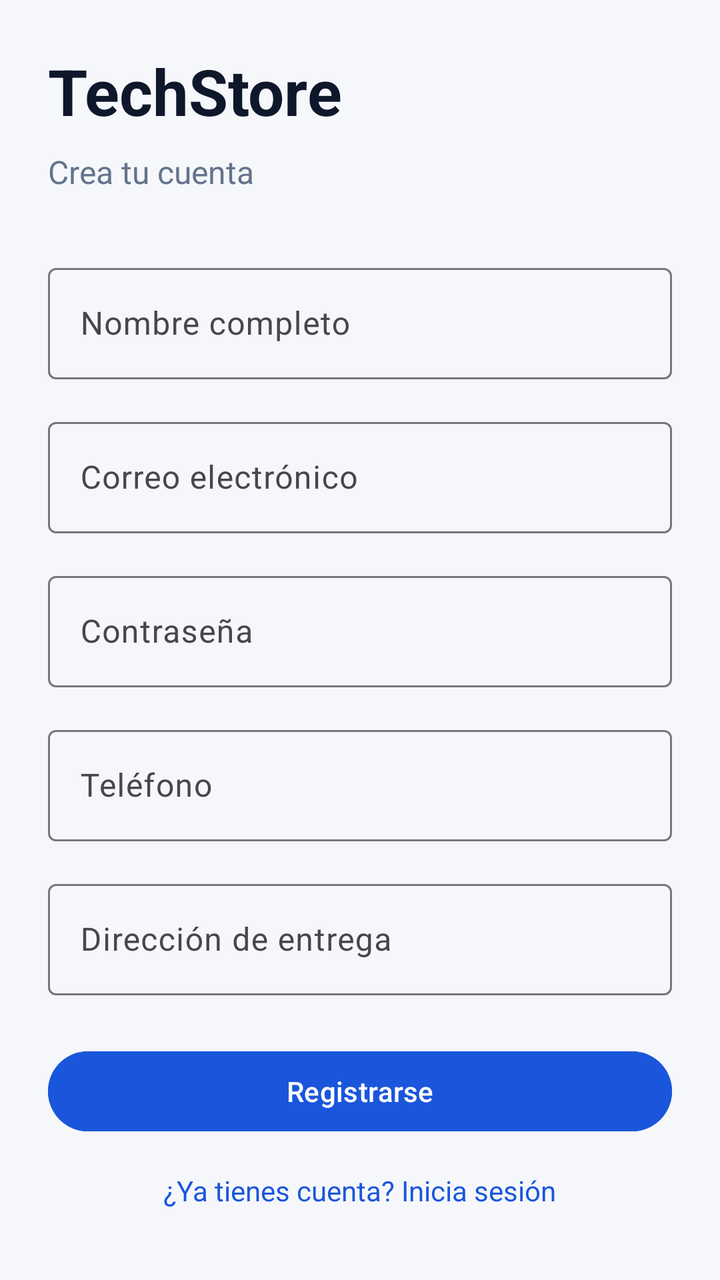
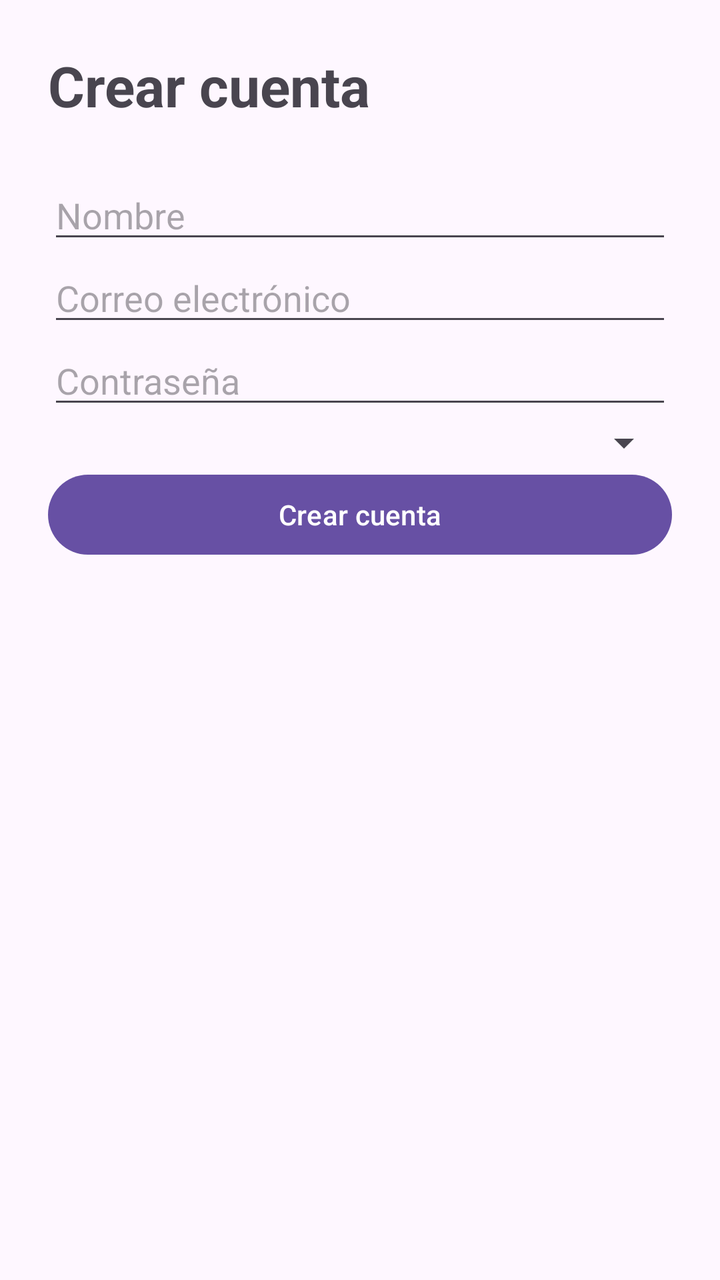

An Android layout rendered at two revisions. The XML below is the earlier revision; the diff shows what the commit changed to produce the second picture.
<!-- AndroidManifest.xml: application theme Theme.TechStore -->
<!-- res/layout/activity_register.xml -->
<?xml version="1.0" encoding="utf-8"?>
<ScrollView xmlns:android="http://schemas.android.com/apk/res/android"
    android:layout_width="match_parent"
    android:layout_height="match_parent"
    android:background="@color/bg"
    android:fillViewport="true"
    android:scrollbars="vertical">

    <LinearLayout
        android:layout_width="match_parent"
        android:layout_height="wrap_content"
        android:orientation="vertical"
        android:padding="24dp">

        <TextView
            android:layout_width="wrap_content"
            android:layout_height="wrap_content"
            android:layout_marginBottom="8dp"
            android:text="@string/app_name"
            android:textColor="@color/text_primary"
            android:textSize="32sp"
            android:textStyle="bold" />

        <TextView
            android:layout_width="wrap_content"
            android:layout_height="wrap_content"
            android:layout_marginBottom="32dp"
            android:text="@string/register_subtitle"
            android:textColor="@color/text_secondary"
            android:textSize="16sp" />

        <com.google.android.material.textfield.TextInputLayout
            android:layout_width="match_parent"
            android:layout_height="wrap_content"
            android:layout_marginBottom="16dp"
            android:hint="@string/full_name">
            <com.google.android.material.textfield.TextInputEditText
                android:id="@+id/editTextFullName"
                android:layout_width="match_parent"
                android:layout_height="wrap_content"
                android:inputType="textPersonName" />
        </com.google.android.material.textfield.TextInputLayout>

        <com.google.android.material.textfield.TextInputLayout
            android:layout_width="match_parent"
            android:layout_height="wrap_content"
            android:layout_marginBottom="16dp"
            android:hint="@string/email">
            <com.google.android.material.textfield.TextInputEditText
                android:id="@+id/editTextEmail"
                android:layout_width="match_parent"
                android:layout_height="wrap_content"
                android:inputType="textEmailAddress" />
        </com.google.android.material.textfield.TextInputLayout>

        <com.google.android.material.textfield.TextInputLayout
            android:layout_width="match_parent"
            android:layout_height="wrap_content"
            android:layout_marginBottom="16dp"
            android:hint="@string/password">
            <com.google.android.material.textfield.TextInputEditText
                android:id="@+id/editTextPassword"
                android:layout_width="match_parent"
                android:layout_height="wrap_content"
                android:inputType="textPassword" />
        </com.google.android.material.textfield.TextInputLayout>

        <com.google.android.material.textfield.TextInputLayout
            android:layout_width="match_parent"
            android:layout_height="wrap_content"
            android:layout_marginBottom="16dp"
            android:hint="@string/phone">
            <com.google.android.material.textfield.TextInputEditText
                android:id="@+id/editTextPhone"
                android:layout_width="match_parent"
                android:layout_height="wrap_content"
                android:inputType="phone" />
        </com.google.android.material.textfield.TextInputLayout>

        <com.google.android.material.textfield.TextInputLayout
            android:layout_width="match_parent"
            android:layout_height="wrap_content"
            android:layout_marginBottom="24dp"
            android:hint="@string/delivery_address">
            <com.google.android.material.textfield.TextInputEditText
                android:id="@+id/editTextAddress"
                android:layout_width="match_parent"
                android:layout_height="wrap_content"
                android:inputType="textPostalAddress" />
        </com.google.android.material.textfield.TextInputLayout>

        <com.google.android.material.button.MaterialButton
            android:id="@+id/btnRegister"
            android:layout_width="match_parent"
            android:layout_height="wrap_content"
            android:backgroundTint="@color/primary"
            android:text="@string/register" />

        <com.google.android.material.textview.MaterialTextView
            android:id="@+id/tvBackToLogin"
            android:layout_width="wrap_content"
            android:layout_height="wrap_content"
            android:layout_gravity="center"
            android:layout_marginTop="16dp"
            android:text="@string/has_account_login"
            android:textColor="@color/primary" />
    </LinearLayout>
</ScrollView>
<!-- resources referenced by this layout -->
<resources>
  <color name="bg">#F5F7FB</color>
  <color name="primary">#1A56DB</color>
  <color name="text_primary">#0F172A</color>
  <color name="text_secondary">#64748B</color>
  <string name="app_name">TechStore</string>
  <string name="delivery_address">Dirección de entrega</string>
  <string name="email">Correo electrónico</string>
  <string name="full_name">Nombre completo</string>
  <string name="has_account_login">¿Ya tienes cuenta? Inicia sesión</string>
  <string name="password">Contraseña</string>
  <string name="phone">Teléfono</string>
  <string name="register">Registrarse</string>
  <string name="register_subtitle">Crea tu cuenta</string>
  <style name="Theme.TechStore" parent="Theme.Material3.Light.NoActionBar">
          <item name="colorPrimary">@color/primary</item>
          <item name="colorPrimaryDark">@color/primary_dark</item>
          <item name="colorSecondary">@color/accent</item>
          <item name="android:statusBarColor">@color/primary</item>
          <item name="android:windowBackground">@color/bg</item>
      </style>
  <color name="primary_dark">#153F9E</color>
  <color name="accent">#2563EB</color>
</resources>

<!-- the commit's change to res/layout/activity_register.xml (unified diff, before → after) -->
@@ -2,9 +2,7 @@
 <ScrollView xmlns:android="http://schemas.android.com/apk/res/android"
     android:layout_width="match_parent"
     android:layout_height="match_parent"
-    android:background="@color/bg"
-    android:fillViewport="true"
-    android:scrollbars="vertical">
+    android:fillViewport="true">
 
     <LinearLayout
         android:layout_width="match_parent"
@@ -15,94 +13,42 @@
         <TextView
             android:layout_width="wrap_content"
             android:layout_height="wrap_content"
-            android:layout_marginBottom="8dp"
-            android:text="@string/app_name"
-            android:textColor="@color/text_primary"
-            android:textSize="32sp"
+            android:layout_marginBottom="24dp"
+            android:text="@string/register_title"
+            android:textSize="28sp"
             android:textStyle="bold" />
 
-        <TextView
-            android:layout_width="wrap_content"
-            android:layout_height="wrap_content"
-            android:layout_marginBottom="32dp"
-            android:text="@string/register_subtitle"
-            android:textColor="@color/text_secondary"
-            android:textSize="16sp" />
-
-        <com.google.android.material.textfield.TextInputLayout
+        <EditText
+            android:id="@+id/etNombre"
             android:layout_width="match_parent"
             android:layout_height="wrap_content"
-            android:layout_marginBottom="16dp"
-            android:hint="@string/full_name">
-            <com.google.android.material.textfield.TextInputEditText
-                android:id="@+id/editTextFullName"
-                android:layout_width="match_parent"
-                android:layout_height="wrap_content"
-                android:inputType="textPersonName" />
-        </com.google.android.material.textfield.TextInputLayout>
+            android:hint="@string/name"
+            android:inputType="textPersonName" />
 
-        <com.google.android.material.textfield.TextInputLayout
+        <EditText
+            android:id="@+id/etEmail"
             android:layout_width="match_parent"
             android:layout_height="wrap_content"
-            android:layout_marginBottom="16dp"
-            android:hint="@string/email">
-            <com.google.android.material.textfield.TextInputEditText
-                android:id="@+id/editTextEmail"
-                android:layout_width="match_parent"
-                android:layout_height="wrap_content"
-                android:inputType="textEmailAddress" />
-        </com.google.android.material.textfield.TextInputLayout>
+            android:hint="@string/email"
+            android:inputType="textEmailAddress" />
 
-        <com.google.android.material.textfield.TextInputLayout
+        <EditText
+            android:id="@+id/etPassword"
             android:layout_width="match_parent"
             android:layout_height="wrap_content"
-            android:layout_marginBottom="16dp"
-            android:hint="@string/password">
-            <com.google.android.material.textfield.TextInputEditText
-                android:id="@+id/editTextPassword"
-                android:layout_width="match_parent"
-                android:layout_height="wrap_content"
-                android:inputType="textPassword" />
-        </com.google.android.material.textfield.TextInputLayout>
+            android:hint="@string/password"
+            android:inputType="textPassword" />
 
-        <com.google.android.material.textfield.TextInputLayout
+        <Spinner
+            android:id="@+id/spinnerRole"
             android:layout_width="match_parent"
             android:layout_height="wrap_content"
-            android:layout_marginBottom="16dp"
-            android:hint="@string/phone">
-            <com.google.android.material.textfield.TextInputEditText
-                android:id="@+id/editTextPhone"
-                android:layout_width="match_parent"
-                android:layout_height="wrap_content"
-                android:inputType="phone" />
-        </com.google.android.material.textfield.TextInputLayout>
+            android:contentDescription="@string/role" />
 
-        <com.google.android.material.textfield.TextInputLayout
-            android:layout_width="match_parent"
-            android:layout_height="wrap_content"
-            android:layout_marginBottom="24dp"
-            android:hint="@string/delivery_address">
-            <com.google.android.material.textfield.TextInputEditText
-                android:id="@+id/editTextAddress"
-                android:layout_width="match_parent"
-                android:layout_height="wrap_content"
-                android:inputType="textPostalAddress" />
-        </com.google.android.material.textfield.TextInputLayout>
-
-        <com.google.android.material.button.MaterialButton
+        <Button
             android:id="@+id/btnRegister"
             android:layout_width="match_parent"
             android:layout_height="wrap_content"
-            android:backgroundTint="@color/primary"
-            android:text="@string/register" />
-
-        <com.google.android.material.textview.MaterialTextView
-            android:id="@+id/tvBackToLogin"
-            android:layout_width="wrap_content"
-            android:layout_height="wrap_content"
-            android:layout_gravity="center"
-            android:layout_marginTop="16dp"
-            android:text="@string/has_account_login"
-            android:textColor="@color/primary" />
+            android:text="@string/register_title" />
     </LinearLayout>
 </ScrollView>
<!-- resource entries referenced after the edit -->
@@ -1,26 +1,20 @@
 <!-- resources referenced by this layout -->
 <resources>
-  <color name="bg">#F5F7FB</color>
-  <color name="primary">#1A56DB</color>
-  <color name="text_primary">#0F172A</color>
-  <color name="text_secondary">#64748B</color>
-  <string name="app_name">TechStore</string>
-  <string name="delivery_address">Dirección de entrega</string>
+  <color name="primary">#FF6750A4</color>
+  <color name="onPrimary">#FFFFFFFF</color>
+  <color name="surface">#FFFFFBFE</color>
+  <color name="onSurface">#FF1C1B1F</color>
   <string name="email">Correo electrónico</string>
-  <string name="full_name">Nombre completo</string>
-  <string name="has_account_login">¿Ya tienes cuenta? Inicia sesión</string>
+  <string name="name">Nombre</string>
   <string name="password">Contraseña</string>
-  <string name="phone">Teléfono</string>
-  <string name="register">Registrarse</string>
-  <string name="register_subtitle">Crea tu cuenta</string>
-  <style name="Theme.TechStore" parent="Theme.Material3.Light.NoActionBar">
+  <string name="register_title">Crear cuenta</string>
+  <string name="role">Tipo de cuenta</string>
+  <style name="Theme.TechStore" parent="Theme.Material3.DayNight.NoActionBar">
           <item name="colorPrimary">@color/primary</item>
-          <item name="colorPrimaryDark">@color/primary_dark</item>
-          <item name="colorSecondary">@color/accent</item>
+          <item name="colorOnPrimary">@color/onPrimary</item>
+          <item name="colorSurface">@color/surface</item>
+          <item name="colorOnSurface">@color/onSurface</item>
           <item name="android:statusBarColor">@color/primary</item>
-          <item name="android:windowBackground">@color/bg</item>
       </style>
-  <color name="primary_dark">#153F9E</color>
-  <color name="accent">#2563EB</color>
 </resources>
 
